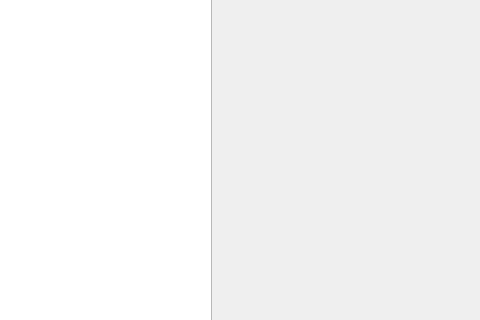
This is UI/book_page.ui in Shrimpwr/Ugokanai-dai-toshokan as Qt 5 draws it before an edit; both pictures show x 699 to 1179 and y 225 to 545 of the 1179 by 841 pixel window. The edited form follows.
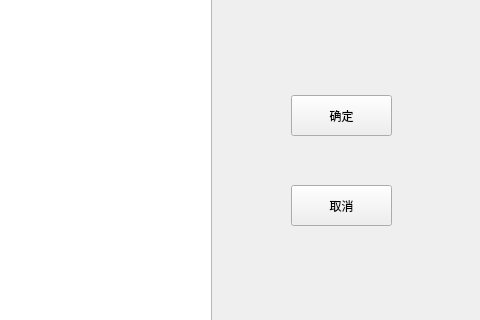
This is the edited form.

What changed in the file:
```diff
--- a/UI/book_page.ui
+++ b/UI/book_page.ui
@@ -90,6 +90,32 @@
     <string>下载</string>
    </property>
   </widget>
+  <widget class="QPushButton" name="btn_agree">
+   <property name="geometry">
+    <rect>
+     <x>990</x>
+     <y>320</y>
+     <width>101</width>
+     <height>41</height>
+    </rect>
+   </property>
+   <property name="text">
+    <string>确定</string>
+   </property>
+  </widget>
+  <widget class="QPushButton" name="btn_disagree">
+   <property name="geometry">
+    <rect>
+     <x>990</x>
+     <y>410</y>
+     <width>101</width>
+     <height>41</height>
+    </rect>
+   </property>
+   <property name="text">
+    <string>取消</string>
+   </property>
+  </widget>
  </widget>
  <resources/>
  <connections/>
```
Left out of the diff: 2 changed lines with no effect on the pictures.
